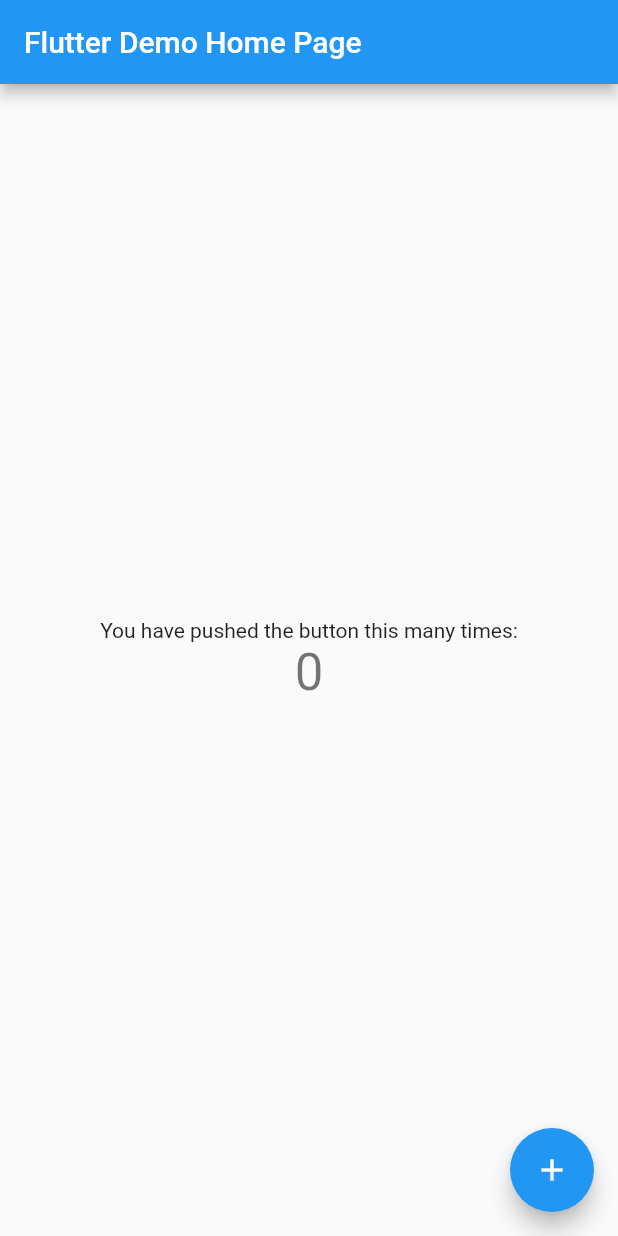
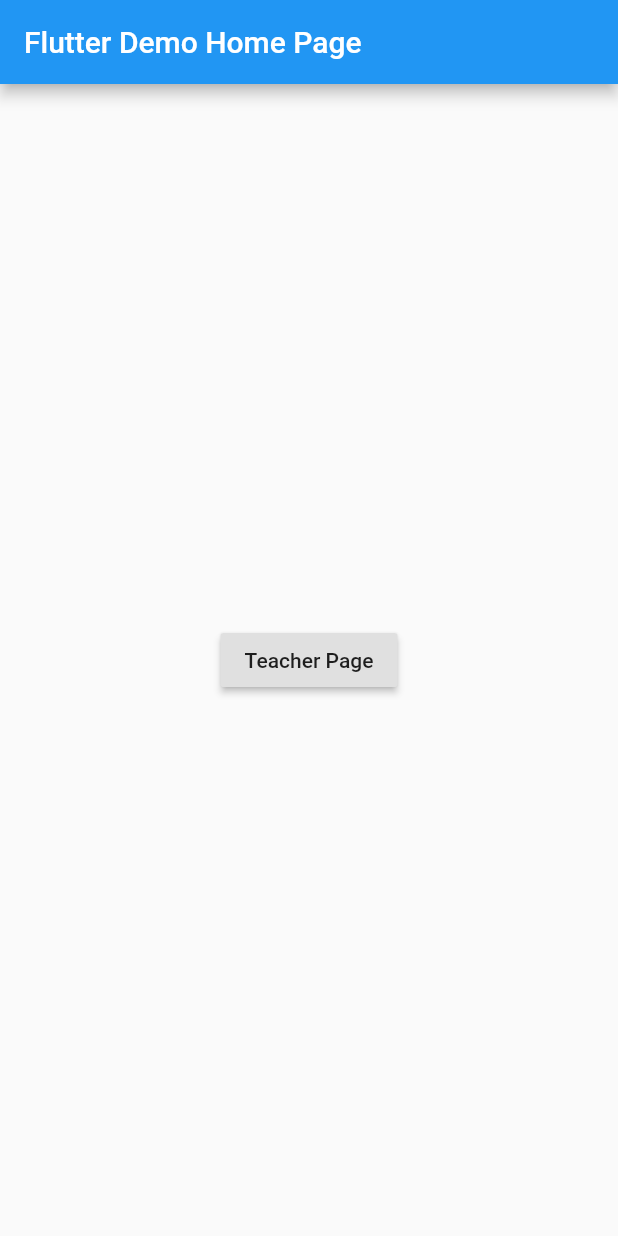
Before and after one commit to Lauren-Boone/Sensational_Science, a Flutter app: the screen it shows after launch, on a phone screen of 412 x 824 dp. Run offline on Flutter 3.47's test engine with Material 2 defaults, Android fonts, the phone set to English and light mode, and no system bars.

Commit message:
Added teacher page

```diff
--- a/lib/main.dart
+++ b/lib/main.dart
@@ -1,4 +1,5 @@
 import 'package:flutter/material.dart';
+import 'Screens/Teacher/teachermain.dart';
 
 void main() {
   runApp(MyApp());
@@ -50,18 +51,9 @@ class MyHomePage extends StatefulWidget {
 }
 
 class _MyHomePageState extends State<MyHomePage> {
-  int _counter = 0;
+  //int _counter = 0;
 
-  void _incrementCounter() {
-    setState(() {
-      // This call to setState tells the Flutter framework that something has
-      // changed in this State, which causes it to rerun the build method below
-      // so that the display can reflect the updated values. If we changed
-      // _counter without calling setState(), then the build method would not be
-      // called again, and so nothing would appear to happen.
-      _counter++;
-    });
-  }
+
 
   @override
   Widget build(BuildContext context) {
@@ -78,10 +70,10 @@ class _MyHomePageState extends State<MyHomePage> {
         title: Text(widget.title),
       ),
       body: Center(
+
         // Center is a layout widget. It takes a single child and positions it
         // in the middle of the parent.
-        child: Column(
-          // Column is also a layout widget. It takes a list of children and
+     // a layout widget. It takes a list of children and
           // arranges them vertically. By default, it sizes itself to fit its
           // children horizontally, and tries to be as tall as its parent.
           //
@@ -95,23 +87,21 @@ class _MyHomePageState extends State<MyHomePage> {
           // center the children vertically; the main axis here is the vertical
           // axis because Columns are vertical (the cross axis would be
           // horizontal).
-          mainAxisAlignment: MainAxisAlignment.center,
-          children: <Widget>[
-            Text(
-              'You have pushed the button this many times:',
-            ),
-            Text(
-              '$_counter',
-              style: Theme.of(context).textTheme.headline4,
-            ),
-          ],
-        ),
+        child: RaisedButton(
+          onPressed: (){
+            Navigator.push(
+            context,
+            MaterialPageRoute(builder: (context)=> TeacherHome())
+          );
+          },
+          child: Text("Teacher Page")
+        )
+
+
       ),
-      floatingActionButton: FloatingActionButton(
-        onPressed: _incrementCounter,
-        tooltip: 'Increment',
-        child: Icon(Icons.add),
-      ), // This trailing comma makes auto-formatting nicer for build methods.
+
+
+       // This trailing comma makes auto-formatting nicer for build methods.
     );
   }
 }
```
Also changed, not shown: lib/Screens/Teacher/teachermain.dart (added, +23 -0 lines).
